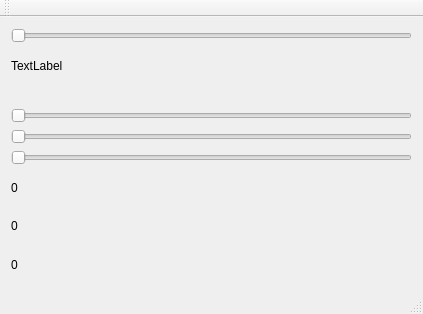
This is mainwindow.ui in hacxman/ledky-qt as Qt 5 draws it before an edit. The edited form follows.
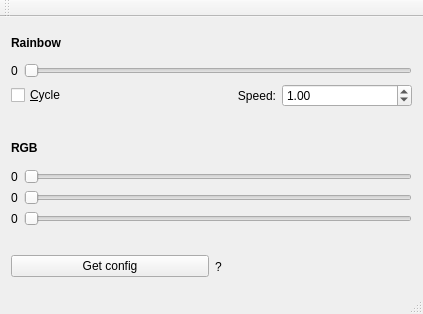
This is the edited form.

Commit message: ui: cycle + speed, new labels

Diff of the .ui file:
```diff
--- a/mainwindow.ui
+++ b/mainwindow.ui
@@ -29,6 +29,31 @@
       <item>
        <layout class="QVBoxLayout" name="verticalLayout">
         <item>
+         <widget class="QLabel" name="label_7">
+          <property name="font">
+           <font>
+            <weight>75</weight>
+            <bold>true</bold>
+           </font>
+          </property>
+          <property name="text">
+           <string>Rainbow</string>
+          </property>
+          <property name="scaledContents">
+           <bool>true</bool>
+          </property>
+         </widget>
+        </item>
+        <item>
+         <layout class="QHBoxLayout" name="horizontalLayout_7">
+          <item>
+           <widget class="QLabel" name="label">
+            <property name="text">
+             <string>0</string>
+            </property>
+           </widget>
+          </item>
+          <item>
          <widget class="QSlider" name="horizontalSlider">
           <property name="sizePolicy">
            <sizepolicy hsizetype="Expanding" vsizetype="Fixed">
@@ -44,12 +69,38 @@
           </property>
          </widget>
         </item>
+         </layout>
+        </item>
         <item>
-         <widget class="QLabel" name="label">
+         <layout class="QHBoxLayout" name="horizontalLayout_8">
+          <item>
+           <widget class="QCheckBox" name="chkCycle">
           <property name="text">
-           <string>TextLabel</string>
-          </property>
-         </widget>
+             <string>&amp;Cycle</string>
+            </property>
+           </widget>
+          </item>
+          <item>
+           <widget class="QLabel" name="label_6">
+            <property name="text">
+             <string>Speed:</string>
+            </property>
+            <property name="alignment">
+             <set>Qt::AlignRight|Qt::AlignTrailing|Qt::AlignVCenter</set>
+            </property>
+           </widget>
+          </item>
+          <item>
+           <widget class="QDoubleSpinBox" name="spnSpeed">
+            <property name="singleStep">
+             <double>0.100000000000000</double>
+            </property>
+            <property name="value">
+             <double>1.000000000000000</double>
+            </property>
+           </widget>
+          </item>
+         </layout>
         </item>
         <item>
          <spacer name="horizontalSpacer">
@@ -65,35 +116,20 @@
          </spacer>
         </item>
         <item>
-         <widget class="QSlider" name="horizontalSlider_2">
-          <property name="maximum">
-           <number>255</number>
+         <widget class="QLabel" name="label_8">
+          <property name="font">
+           <font>
+            <weight>75</weight>
+            <bold>true</bold>
+           </font>
           </property>
-          <property name="orientation">
-           <enum>Qt::Horizontal</enum>
+          <property name="text">
+           <string>RGB</string>
           </property>
          </widget>
         </item>
         <item>
-         <widget class="QSlider" name="horizontalSlider_3">
-          <property name="maximum">
-           <number>255</number>
-          </property>
-          <property name="orientation">
-           <enum>Qt::Horizontal</enum>
-          </property>
-         </widget>
-        </item>
-        <item>
-         <widget class="QSlider" name="horizontalSlider_4">
-          <property name="maximum">
-           <number>255</number>
-          </property>
-          <property name="orientation">
-           <enum>Qt::Horizontal</enum>
-          </property>
-         </widget>
-        </item>
+         <layout class="QHBoxLayout" name="horizontalLayout_4">
         <item>
          <widget class="QLabel" name="label_2">
           <property name="text">
@@ -102,6 +138,20 @@
          </widget>
         </item>
         <item>
+           <widget class="QSlider" name="horizontalSlider_2">
+            <property name="maximum">
+             <number>255</number>
+            </property>
+            <property name="orientation">
+             <enum>Qt::Horizontal</enum>
+            </property>
+           </widget>
+          </item>
+         </layout>
+        </item>
+        <item>
+         <layout class="QHBoxLayout" name="horizontalLayout_5">
+          <item>
          <widget class="QLabel" name="label_3">
           <property name="text">
            <string>0</string>
@@ -109,11 +159,68 @@
          </widget>
         </item>
         <item>
+           <widget class="QSlider" name="horizontalSlider_3">
+            <property name="maximum">
+             <number>255</number>
+            </property>
+            <property name="orientation">
+             <enum>Qt::Horizontal</enum>
+            </property>
+           </widget>
+          </item>
+         </layout>
+        </item>
+        <item>
+         <layout class="QHBoxLayout" name="horizontalLayout_6">
+          <item>
          <widget class="QLabel" name="label_4">
           <property name="text">
            <string>0</string>
           </property>
          </widget>
+          </item>
+          <item>
+           <widget class="QSlider" name="horizontalSlider_4">
+            <property name="maximum">
+             <number>255</number>
+            </property>
+            <property name="orientation">
+             <enum>Qt::Horizontal</enum>
+            </property>
+           </widget>
+          </item>
+         </layout>
+        </item>
+        <item>
+         <spacer name="horizontalSpacer_2">
+          <property name="orientation">
+           <enum>Qt::Horizontal</enum>
+          </property>
+          <property name="sizeHint" stdset="0">
+           <size>
+            <width>40</width>
+            <height>20</height>
+           </size>
+          </property>
+         </spacer>
+        </item>
+        <item>
+         <layout class="QHBoxLayout" name="horizontalLayout_3">
+          <item>
+           <widget class="QPushButton" name="pushButton">
+            <property name="text">
+             <string>Get config</string>
+            </property>
+           </widget>
+          </item>
+          <item>
+           <widget class="QLabel" name="label_5">
+            <property name="text">
+             <string>?</string>
+            </property>
+           </widget>
+          </item>
+         </layout>
         </item>
        </layout>
       </item>
```
Lines whose indentation alone changed are shown as unchanged.
